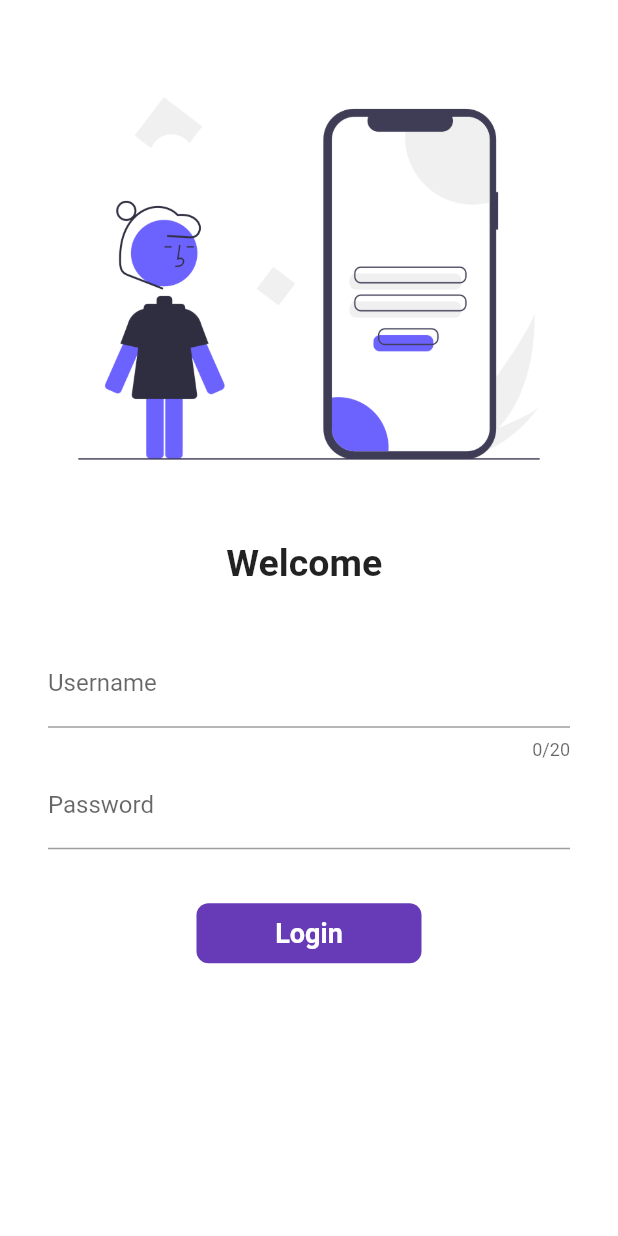
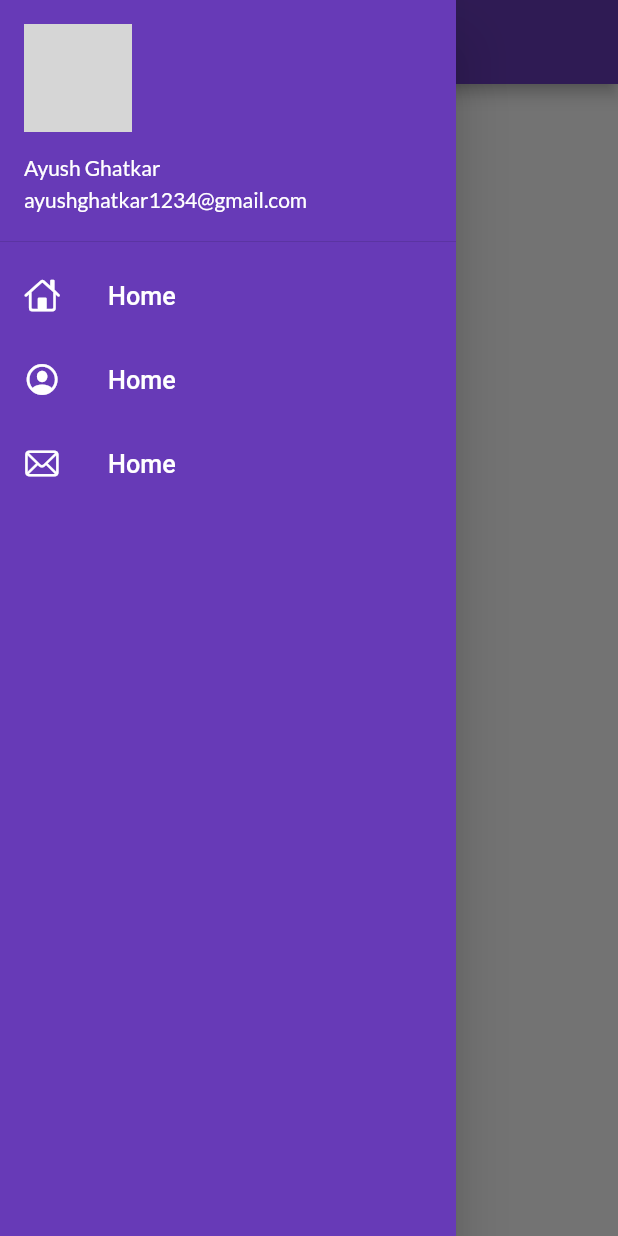
Before and after one commit to ayushghatkar8080/RamRajScienceINS, a Flutter app: the screen it shows after launch, with the side drawer open (before the commit the screen has no drawer), on a phone screen of 412 x 824 dp. Run offline on Flutter 3.47's test engine with Material 2 defaults, Android fonts, the phone set to English and light mode, and no system bars; our stand-ins replace google_fonts; network calls fail; grey boxes are pictures that could not be loaded.

```diff
--- a/lib/Pages/HomePage.dart
+++ b/lib/Pages/HomePage.dart
@@ -2,13 +2,22 @@
 // ignore: file_names
 // ignore_for_file: file_names
 
+import 'package:MainAPP/Widgets/drawer.dart';
 import 'package:flutter/material.dart';
 
 class HomePage extends StatelessWidget {
-  const HomePage({Key? key}) : super(key: key);
-
   @override
   Widget build(BuildContext context) {
-    return const Material();
+    return Scaffold(
+      appBar: AppBar(
+        title: Text("AppBar!"),
+      ),
+      body: Center(
+        child: Container(
+          child: Text("hiiiii!"),
+        ),
+      ),
+      drawer: MyDrawer(),
+    );
   }
 }
--- /dev/null
+++ b/lib/Widgets/drawer.dart
@@ -0,0 +1,68 @@
+import 'package:flutter/cupertino.dart';
+import 'package:flutter/material.dart';
+
+class MyDrawer extends StatelessWidget {
+  @override
+  Widget build(BuildContext context) {
+    final imgurl =
+        "https://scontent-lga3-2.cdninstagram.com/v/t51.2885-19/260062172_651335009445003_3287537056778632223_n.jpg?_nc_ht=scontent-lga3-2.cdninstagram.com&_nc_cat=103&_nc_ohc=688cRd0bI9sAX9ax_ZB&edm=AEF8tYYBAAAA&ccb=7-5&oh=00_AT-fFykdiDku3R6zyqaW_AlUvxG6-bY579lcObjmxlc-Kw&oe=62B470AE&_nc_sid=a9513d";
+    return Drawer(
+      child: Container(
+        color: Colors.deepPurple,
+        child: ListView(
+          padding: EdgeInsets.zero,
+          children: [
+            DrawerHeader(
+              padding: EdgeInsets.zero,
+              child: UserAccountsDrawerHeader(
+                accountName: Text(
+                  "Ayush Ghatkar",
+                  style: TextStyle(color: Colors.white),
+                ),
+                accountEmail: Text("ayushghatkar1234@gmail.com",
+                    style: TextStyle(color: Colors.white)),
+                currentAccountPicture: CircleAvatar(
+                  backgroundImage: NetworkImage(imgurl),
+                ),
+                margin: EdgeInsets.zero,
+              ),
+            ),
+            ListTile(
+              leading: Icon(
+                CupertinoIcons.home,
+                color: Colors.white,
+              ),
+              title: Text(
+                "Home",
+                textScaleFactor: 1.2,
+                style: TextStyle(color: Colors.white),
+              ),
+            ),
+            ListTile(
+              leading: Icon(
+                CupertinoIcons.profile_circled,
+                color: Colors.white,
+              ),
+              title: Text(
+                "Home",
+                textScaleFactor: 1.2,
+                style: TextStyle(color: Colors.white),
+              ),
+            ),
+            ListTile(
+              leading: Icon(
+                CupertinoIcons.mail,
+                color: Colors.white,
+              ),
+              title: Text(
+                "Home",
+                textScaleFactor: 1.2,
+                style: TextStyle(color: Colors.white),
+              ),
+            ),
+          ],
+        ),
+      ),
+    );
+  }
+}
--- a/lib/main.dart
+++ b/lib/main.dart
@@ -15,17 +15,17 @@ class Main extends StatelessWidget {
   @override
   Widget build(BuildContext context) {
     return MaterialApp(
-      themeMode: ThemeMode.system,
+      themeMode: ThemeMode.light,
       theme: ThemeData(
         primarySwatch: Colors.deepPurple,
         primaryTextTheme: GoogleFonts.latoTextTheme(),
       ),
-      darkTheme: MyThemes.darkTheme,
-      initialRoute: MyRoutes.loginroute,
+      initialRoute: MyRoutes.homeroute,
       routes: {
-        MyRoutes.homeroute: (context) => const HomePage(),
+        MyRoutes.homeroute: (context) => HomePage(),
         MyRoutes.loginroute: (context) => LoginPage(),
       },
+      debugShowCheckedModeBanner: false,
     );
   }
 }
```
